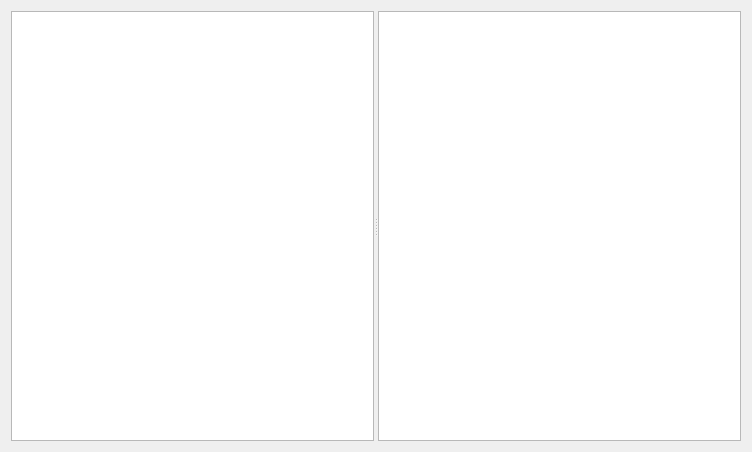
Above: spinetoolbox/ui/graph_view_form.ui from spine-tools/Spine-Toolbox before the change. Below: the same form after it.
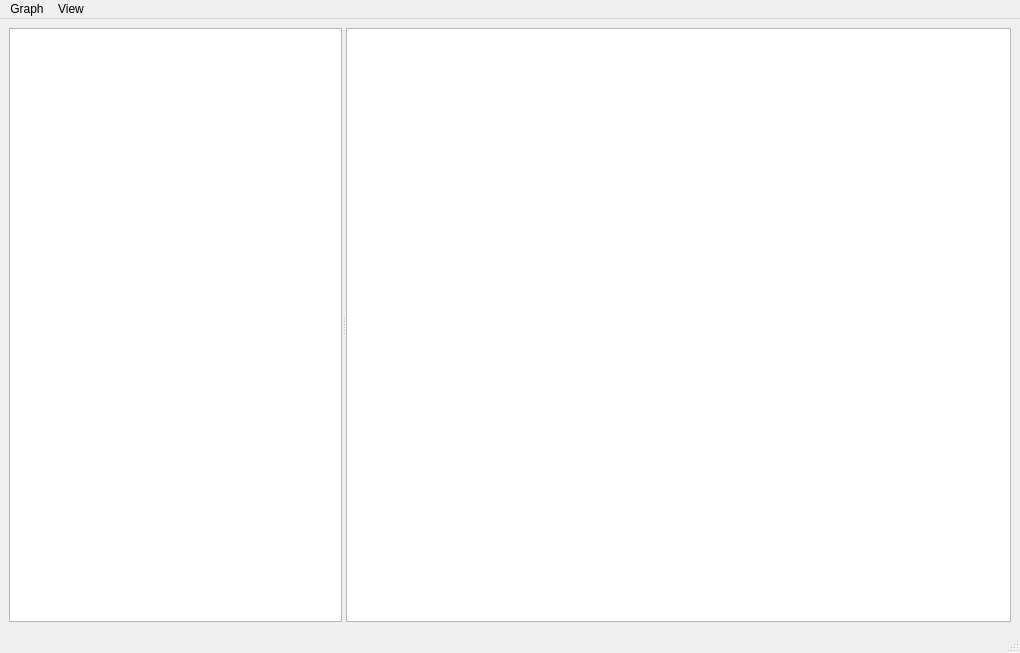
That is the form after the change. Custom widgets are drawn as their Qt base class.

Commit message: Issue #46 updated: Allow choosing which objects to show in graph.

Diff of the .ui file:
```diff
--- a/spinetoolbox/ui/graph_view_form.ui
+++ b/spinetoolbox/ui/graph_view_form.ui
@@ -12,28 +12,26 @@
 ######################################################################################################################
 -->
 <ui version="4.0">
- <class>Form</class>
- <widget class="QWidget" name="Form">
+ <class>MainWindow</class>
+ <widget class="QMainWindow" name="MainWindow">
   <property name="geometry">
    <rect>
     <x>0</x>
     <y>0</y>
-    <width>752</width>
-    <height>452</height>
+    <width>1020</width>
+    <height>653</height>
    </rect>
   </property>
   <property name="windowTitle">
    <string>Form</string>
   </property>
-  <layout class="QVBoxLayout" name="verticalLayout_3">
+  <widget class="QWidget" name="centralwidget">
+   <layout class="QVBoxLayout" name="verticalLayout_2">
    <item>
-    <widget class="QSplitter" name="splitter">
+     <widget class="QSplitter" name="splitter_tree_graph">
      <property name="orientation">
       <enum>Qt::Horizontal</enum>
      </property>
-     <widget class="QWidget" name="horizontalLayoutWidget">
-      <layout class="QVBoxLayout" name="verticalLayout">
-       <item>
         <widget class="QTreeView" name="treeView">
          <property name="sizePolicy">
           <sizepolicy hsizetype="Expanding" vsizetype="Expanding">
@@ -42,12 +40,6 @@
           </sizepolicy>
          </property>
         </widget>
-       </item>
-      </layout>
-     </widget>
-     <widget class="QWidget" name="layoutWidget">
-      <layout class="QVBoxLayout" name="verticalLayout_2">
-       <item>
         <widget class="ZoomQGraphicsView" name="graphicsView">
          <property name="sizePolicy">
           <sizepolicy hsizetype="Expanding" vsizetype="Expanding">
@@ -59,12 +51,42 @@
           <enum>QGraphicsView::ScrollHandDrag</enum>
          </property>
         </widget>
+     </widget>
        </item>
       </layout>
      </widget>
-    </widget>
-   </item>
-  </layout>
+  <widget class="QMenuBar" name="menubar">
+   <property name="geometry">
+    <rect>
+     <x>0</x>
+     <y>0</y>
+     <width>1020</width>
+     <height>25</height>
+    </rect>
+   </property>
+   <widget class="QMenu" name="menuGraph">
+    <property name="title">
+     <string>Graph</string>
+    </property>
+    <addaction name="actionBuild"/>
+   </widget>
+   <widget class="QMenu" name="menuView">
+    <property name="title">
+     <string>View</string>
+    </property>
+   </widget>
+   <addaction name="menuGraph"/>
+   <addaction name="menuView"/>
+  </widget>
+  <widget class="QStatusBar" name="statusbar"/>
+  <action name="actionBuild">
+   <property name="text">
+    <string>Build</string>
+   </property>
+   <property name="shortcut">
+    <string>Ctrl+B</string>
+   </property>
+  </action>
  </widget>
  <customwidgets>
   <customwidget>
```
Left out of the diff: 5 changed lines with no effect on the pictures. Lines whose indentation alone changed are shown as unchanged. The commit also changes 6 other files.
